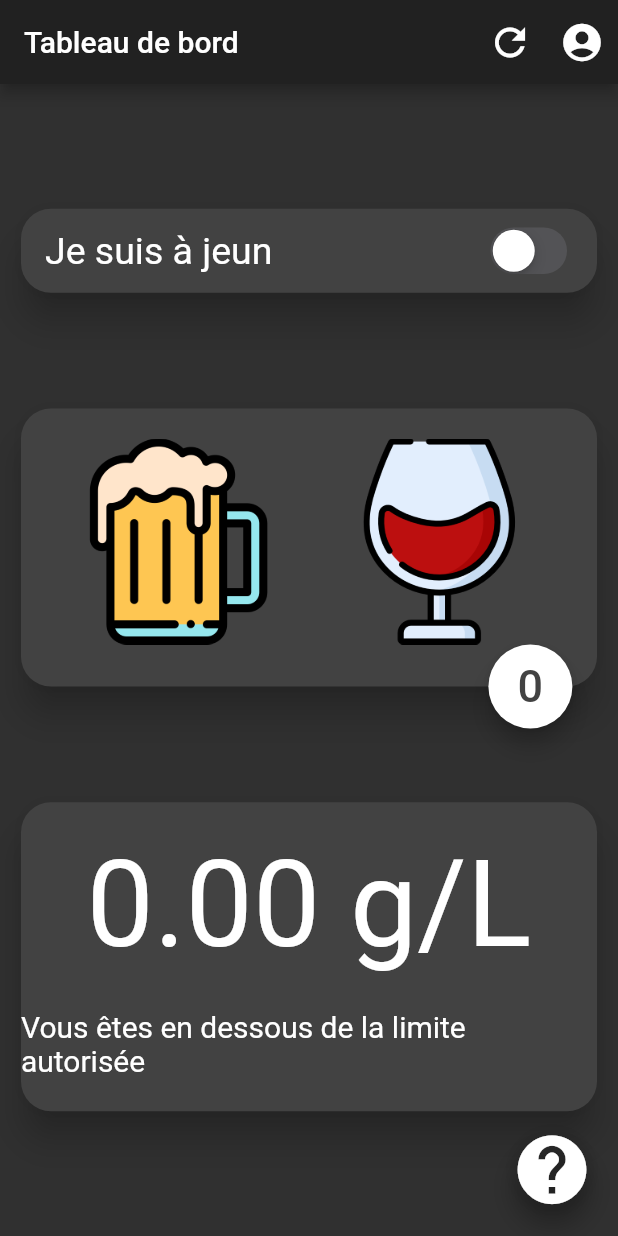
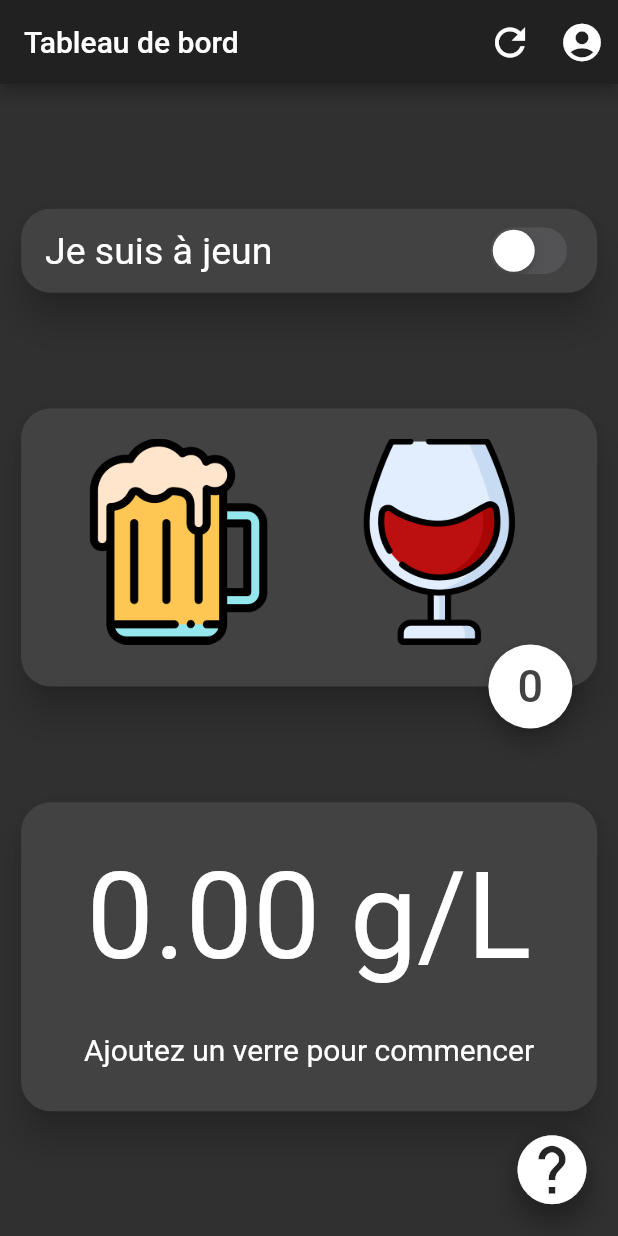
Before and after one commit to cdudit/suis-je-sam, a Flutter app: the screen it shows after launch, on a phone screen of 412 x 824 dp. Run offline on Flutter 3.47's test engine with Material 2 defaults, Android fonts, the phone set to English and light mode, and no system bars; our stand-ins replace shared_preferences; missing offline and left inert: dart:ffi.

Commit message:
modification calcul

```diff
--- a/lib/pages/dashboard.dart
+++ b/lib/pages/dashboard.dart
@@ -163,8 +163,6 @@ class _DashboardState extends State<Dashboard> {
                           style: TextStyle(fontSize: 80)),
                       Center(
                         child: Text(
-                          (currentTx <= 0.5) ?
-                          "Vous êtes en dessous de la limite autorisée" :
                           formatRestToDecuve(),
                           style: TextStyle(fontSize: 20),
                         ),
@@ -283,6 +281,7 @@ class _DashboardState extends State<Dashboard> {
     }
   }
 
+  /// Calcul pour savoir
   void calculRestToDecuve() {
     setState(() {
       restToDecuve = 0;
@@ -296,15 +295,20 @@ class _DashboardState extends State<Dashboard> {
   }
 
   String formatRestToDecuve() {
+    if (currentTx == 0) {
+      return 'Ajoutez un verre pour commencer';
+    }
+    if (currentTx <= 0.5) {
+      return 'Vous êtes en dessous de la limite';
+    }
     int hour = 0;
     int min = 0;
-    while(restToDecuve > 0) {
+    for(int tmp = restToDecuve; tmp > 0; tmp--) {
       min += 15;
       if (min == 60) {
         hour++;
         min = 0;
       }
-      restToDecuve--;
     }
     return 'Vous pourrez conduire dans ${hour.toString()}h${min.toString()}';
   }
```
